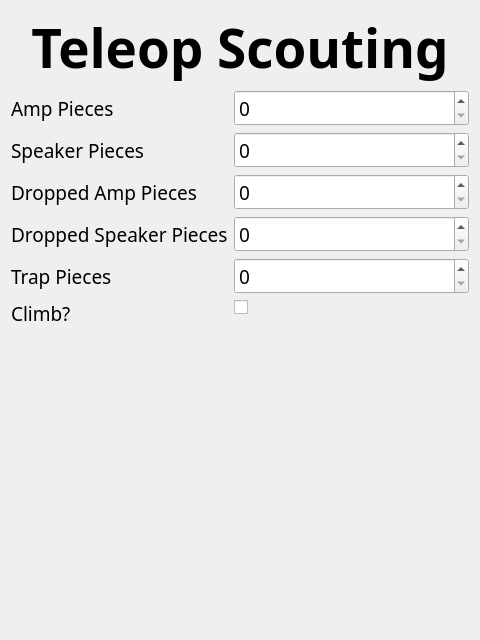
Old version of the form ui/TeleScouting.ui in the repository binex-dsk/QFRCScouter.
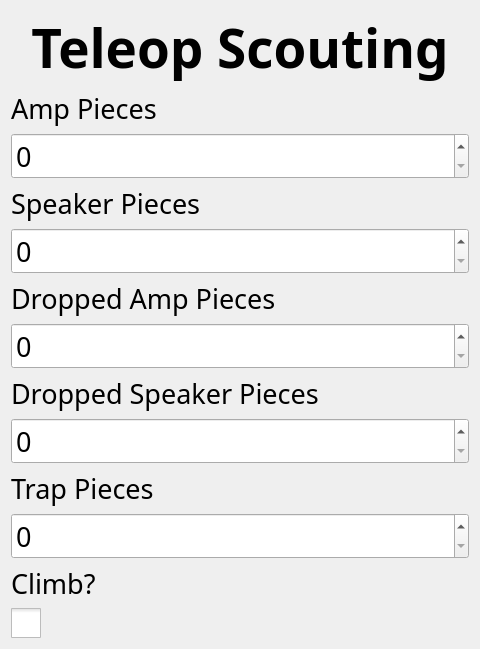
New version of the form. Custom widgets are drawn as their Qt base class.

What changed in the file:
```diff
--- a/ui/TeleScouting.ui
+++ b/ui/TeleScouting.ui
@@ -19,8 +19,8 @@
   <property name="windowTitle">
    <string>Form</string>
   </property>
-  <layout class="QFormLayout" name="formLayout">
-   <item row="0" column="0" colspan="2">
+  <layout class="QVBoxLayout" name="verticalLayout">
+   <item>
     <widget class="QLabel" name="label">
      <property name="font">
       <font>
@@ -43,72 +43,195 @@
      </property>
     </widget>
    </item>
-   <item row="1" column="0">
+   <item>
     <widget class="QLabel" name="label_2">
+     <property name="font">
+      <font>
+       <family>Noto Sans</family>
+       <pointsize>20</pointsize>
+      </font>
+     </property>
      <property name="text">
       <string>Amp Pieces</string>
      </property>
     </widget>
    </item>
-   <item row="1" column="1">
-    <widget class="QSpinBox" name="ampPieces"/>
+   <item>
+    <widget class="BetterSpinBox" name="ampPieces">
+     <property name="sizePolicy">
+      <sizepolicy hsizetype="Minimum" vsizetype="Preferred">
+       <horstretch>0</horstretch>
+       <verstretch>0</verstretch>
+      </sizepolicy>
+     </property>
+     <property name="font">
+      <font>
+       <family>Noto Sans</family>
+       <pointsize>20</pointsize>
+      </font>
+     </property>
+    </widget>
    </item>
-   <item row="2" column="0">
+   <item>
     <widget class="QLabel" name="label_3">
+     <property name="font">
+      <font>
+       <family>Noto Sans</family>
+       <pointsize>20</pointsize>
+      </font>
+     </property>
      <property name="text">
       <string>Speaker Pieces</string>
      </property>
     </widget>
    </item>
-   <item row="2" column="1">
-    <widget class="QSpinBox" name="speakerPieces"/>
+   <item>
+    <widget class="BetterSpinBox" name="speakerPieces">
+     <property name="sizePolicy">
+      <sizepolicy hsizetype="Minimum" vsizetype="Preferred">
+       <horstretch>0</horstretch>
+       <verstretch>0</verstretch>
+      </sizepolicy>
+     </property>
+     <property name="font">
+      <font>
+       <family>Noto Sans</family>
+       <pointsize>20</pointsize>
+      </font>
+     </property>
+    </widget>
    </item>
-   <item row="3" column="0">
+   <item>
     <widget class="QLabel" name="label_4">
+     <property name="font">
+      <font>
+       <family>Noto Sans</family>
+       <pointsize>20</pointsize>
+      </font>
+     </property>
      <property name="text">
       <string>Dropped Amp Pieces</string>
      </property>
     </widget>
    </item>
-   <item row="3" column="1">
-    <widget class="QSpinBox" name="droppedAmpPieces"/>
+   <item>
+    <widget class="BetterSpinBox" name="droppedAmpPieces">
+     <property name="sizePolicy">
+      <sizepolicy hsizetype="Minimum" vsizetype="Preferred">
+       <horstretch>0</horstretch>
+       <verstretch>0</verstretch>
+      </sizepolicy>
+     </property>
+     <property name="font">
+      <font>
+       <family>Noto Sans</family>
+       <pointsize>20</pointsize>
+      </font>
+     </property>
+    </widget>
    </item>
-   <item row="4" column="0">
+   <item>
     <widget class="QLabel" name="label_5">
+     <property name="font">
+      <font>
+       <family>Noto Sans</family>
+       <pointsize>20</pointsize>
+      </font>
+     </property>
      <property name="text">
       <string>Dropped Speaker Pieces</string>
      </property>
     </widget>
    </item>
-   <item row="4" column="1">
-    <widget class="QSpinBox" name="droppedSpeakerPieces"/>
+   <item>
+    <widget class="BetterSpinBox" name="droppedSpeakerPieces">
+     <property name="sizePolicy">
+      <sizepolicy hsizetype="Minimum" vsizetype="Preferred">
+       <horstretch>0</horstretch>
+       <verstretch>0</verstretch>
+      </sizepolicy>
+     </property>
+     <property name="font">
+      <font>
+       <family>Noto Sans</family>
+       <pointsize>20</pointsize>
+      </font>
+     </property>
+    </widget>
    </item>
-   <item row="5" column="0">
+   <item>
     <widget class="QLabel" name="label_6">
+     <property name="font">
+      <font>
+       <family>Noto Sans</family>
+       <pointsize>20</pointsize>
+      </font>
+     </property>
      <property name="text">
       <string>Trap Pieces</string>
      </property>
     </widget>
    </item>
-   <item row="5" column="1">
-    <widget class="QSpinBox" name="trapPieces"/>
+   <item>
+    <widget class="BetterSpinBox" name="trapPieces">
+     <property name="sizePolicy">
+      <sizepolicy hsizetype="Minimum" vsizetype="Preferred">
+       <horstretch>0</horstretch>
+       <verstretch>0</verstretch>
+      </sizepolicy>
+     </property>
+     <property name="font">
+      <font>
+       <family>Noto Sans</family>
+       <pointsize>20</pointsize>
+      </font>
+     </property>
+    </widget>
    </item>
-   <item row="6" column="0">
+   <item>
     <widget class="QLabel" name="label_7">
+     <property name="font">
+      <font>
+       <family>Noto Sans</family>
+       <pointsize>20</pointsize>
+      </font>
+     </property>
      <property name="text">
       <string>Climb?</string>
      </property>
     </widget>
    </item>
-   <item row="6" column="1">
+   <item>
     <widget class="QCheckBox" name="climb">
+     <property name="font">
+      <font>
+       <family>Sans Serif</family>
+       <pointsize>20</pointsize>
+      </font>
+     </property>
+     <property name="styleSheet">
+      <string notr="true">QCheckBox::indicator:unchecked { width: 30px; height: 30px; } QCheckBox::indicator:checked { width: 30px; height: 30px; }</string>
+     </property>
      <property name="text">
       <string/>
      </property>
+     <property name="iconSize">
+      <size>
+       <width>40</width>
+       <height>40</height>
+      </size>
+     </property>
     </widget>
    </item>
   </layout>
  </widget>
+ <customwidgets>
+  <customwidget>
+   <class>BetterSpinBox</class>
+   <extends>QSpinBox</extends>
+   <header>BetterSpinBox.h</header>
+  </customwidget>
+ </customwidgets>
  <resources/>
  <connections/>
 </ui>
```
